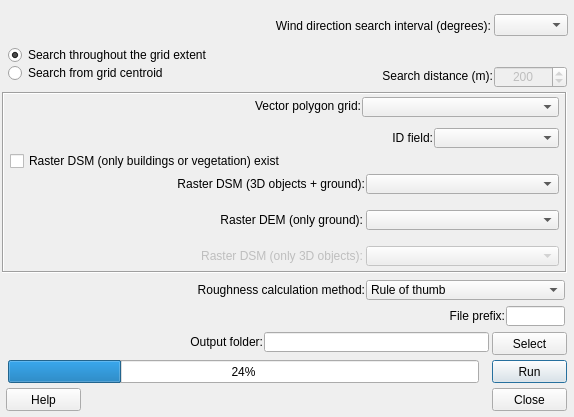
Before: the Qt Designer form ImageMorphParam/image_morph_param_dialog_base.ui in UMEP-dev/UMEP, drawn with Qt 5.
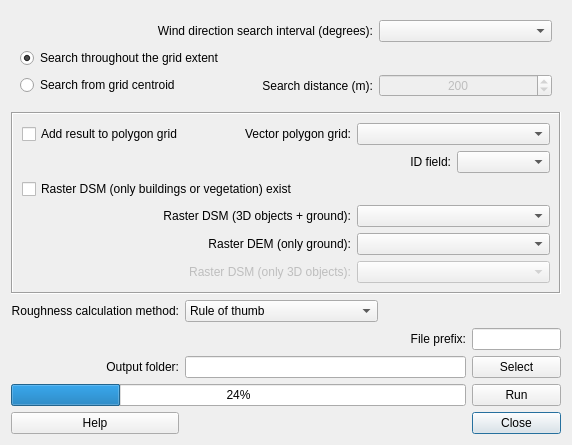
After: the same form once the commit is applied.

The edit to the form file:
```diff
--- a/ImageMorphParam/image_morph_param_dialog_base.ui
+++ b/ImageMorphParam/image_morph_param_dialog_base.ui
@@ -6,172 +6,62 @@
    <rect>
     <x>0</x>
     <y>0</y>
-    <width>574</width>
-    <height>417</height>
+    <width>572</width>
+    <height>426</height>
    </rect>
   </property>
   <property name="windowTitle">
    <string>Image Morphometric Parameters</string>
   </property>
-  <widget class="QProgressBar" name="progressBar">
-   <property name="geometry">
-    <rect>
-     <x>8</x>
-     <y>360</y>
-     <width>471</width>
-     <height>23</height>
-    </rect>
-   </property>
-   <property name="value">
-    <number>24</number>
-   </property>
-  </widget>
-  <widget class="QPushButton" name="runButton">
-   <property name="geometry">
-    <rect>
-     <x>492</x>
-     <y>360</y>
-     <width>75</width>
-     <height>23</height>
-    </rect>
-   </property>
-   <property name="text">
-    <string>Run</string>
-   </property>
-  </widget>
-  <widget class="QPushButton" name="closeButton">
-   <property name="enabled">
-    <bool>true</bool>
-   </property>
-   <property name="geometry">
-    <rect>
-     <x>492</x>
-     <y>388</y>
-     <width>75</width>
-     <height>23</height>
-    </rect>
-   </property>
-   <property name="text">
-    <string>Close</string>
-   </property>
-  </widget>
-  <widget class="QLineEdit" name="textOutput">
-   <property name="geometry">
-    <rect>
-     <x>264</x>
-     <y>332</y>
-     <width>225</width>
-     <height>20</height>
-    </rect>
-   </property>
-  </widget>
-  <widget class="QPushButton" name="pushButtonSave">
-   <property name="geometry">
-    <rect>
-     <x>492</x>
-     <y>332</y>
-     <width>75</width>
-     <height>23</height>
-    </rect>
-   </property>
-   <property name="text">
-    <string>Select</string>
-   </property>
-  </widget>
-  <widget class="QLabel" name="label_6">
-   <property name="geometry">
-    <rect>
-     <x>4</x>
-     <y>334</y>
-     <width>259</width>
-     <height>16</height>
-    </rect>
-   </property>
-   <property name="text">
-    <string>Output folder:</string>
-   </property>
-   <property name="alignment">
-    <set>Qt::AlignRight|Qt::AlignTrailing|Qt::AlignVCenter</set>
-   </property>
-  </widget>
+  <layout class="QGridLayout" name="gridLayout_2">
+   <item row="1" column="0" colspan="5">
   <widget class="QFrame" name="frame">
-   <property name="geometry">
-    <rect>
-     <x>2</x>
-     <y>92</y>
-     <width>565</width>
-     <height>181</height>
-    </rect>
-   </property>
    <property name="frameShape">
     <enum>QFrame::Box</enum>
    </property>
    <property name="frameShadow">
     <enum>QFrame::Sunken</enum>
    </property>
+     <layout class="QGridLayout" name="gridLayout_3">
+      <item row="2" column="0" colspan="3">
+       <widget class="QLabel" name="label_5">
+        <property name="text">
+         <string>ID field:</string>
+        </property>
+        <property name="alignment">
+         <set>Qt::AlignRight|Qt::AlignTrailing|Qt::AlignVCenter</set>
+        </property>
+       </widget>
+      </item>
+      <item row="2" column="3">
+       <widget class="QComboBox" name="comboBox_Field">
+        <property name="toolTip">
+         <string>Attribut ID should be a unique number or string for each polygon </string>
+        </property>
+       </widget>
+      </item>
+      <item row="3" column="0" colspan="4">
+       <widget class="QCheckBox" name="checkBoxOnlyBuilding">
+        <property name="text">
+         <string>Raster DSM (only buildings or vegetation) exist</string>
+        </property>
+       </widget>
+      </item>
+      <item row="4" column="2" colspan="2">
+       <widget class="QComboBox" name="comboBox_DSMbuildground"/>
+      </item>
+      <item row="5" column="2" colspan="2">
+       <widget class="QComboBox" name="comboBox_DEM"/>
+      </item>
+      <item row="6" column="2" colspan="2">
    <widget class="QComboBox" name="comboBox_DSMbuild">
     <property name="enabled">
      <bool>false</bool>
     </property>
-    <property name="geometry">
-     <rect>
-      <x>364</x>
-      <y>154</y>
-      <width>193</width>
-      <height>20</height>
-     </rect>
-    </property>
-   </widget>
-   <widget class="QLabel" name="label_3">
-    <property name="geometry">
-     <rect>
-      <x>8</x>
-      <y>120</y>
-      <width>353</width>
-      <height>16</height>
-     </rect>
-    </property>
-    <property name="text">
-     <string>Raster DEM (only ground):</string>
-    </property>
-    <property name="alignment">
-     <set>Qt::AlignRight|Qt::AlignTrailing|Qt::AlignVCenter</set>
-    </property>
-    <property name="buddy">
-     <cstring>comboBox_DEM</cstring>
-    </property>
-   </widget>
-   <widget class="QLabel" name="label_4">
-    <property name="enabled">
-     <bool>false</bool>
-    </property>
-    <property name="geometry">
-     <rect>
-      <x>8</x>
-      <y>156</y>
-      <width>353</width>
-      <height>16</height>
-     </rect>
-    </property>
-    <property name="text">
-     <string>Raster DSM (only 3D objects):</string>
-    </property>
-    <property name="alignment">
-     <set>Qt::AlignRight|Qt::AlignTrailing|Qt::AlignVCenter</set>
-    </property>
-    <property name="buddy">
-     <cstring>comboBox_DSMbuild</cstring>
-    </property>
-   </widget>
+       </widget>
+      </item>
+      <item row="0" column="2" colspan="2">
    <widget class="QComboBox" name="comboBox_Polygrid">
-    <property name="geometry">
-     <rect>
-      <x>360</x>
-      <y>5</y>
-      <width>197</width>
-      <height>20</height>
-     </rect>
-    </property>
     <property name="toolTip">
      <string>&lt;!DOCTYPE HTML PUBLIC &quot;-//W3C//DTD HTML 4.0//EN&quot; &quot;http://www.w3.org/TR/REC-html40/strict.dtd&quot;&gt;
 &lt;html&gt;&lt;head&gt;&lt;meta name=&quot;qrichtext&quot; content=&quot;1&quot; /&gt;&lt;style type=&quot;text/css&quot;&gt;
@@ -180,80 +70,9 @@
 &lt;p style=&quot; margin-top:0px; margin-bottom:0px; margin-left:0px; margin-right:0px; -qt-block-indent:0; text-indent:0px;&quot;&gt;&lt;span style=&quot; font-size:8pt;&quot;&gt;This Polygon layer could include one single or mutiple squares &lt;/span&gt;&lt;/p&gt;&lt;/body&gt;&lt;/html&gt;</string>
     </property>
    </widget>
-   <widget class="QComboBox" name="comboBox_DSMbuildground">
-    <property name="geometry">
-     <rect>
-      <x>364</x>
-      <y>82</y>
-      <width>193</width>
-      <height>20</height>
-     </rect>
-    </property>
-   </widget>
-   <widget class="QLabel" name="label_2">
-    <property name="geometry">
-     <rect>
-      <x>6</x>
-      <y>84</y>
-      <width>357</width>
-      <height>16</height>
-     </rect>
-    </property>
-    <property name="text">
-     <string>Raster DSM (3D objects + ground):</string>
-    </property>
-    <property name="alignment">
-     <set>Qt::AlignRight|Qt::AlignTrailing|Qt::AlignVCenter</set>
-    </property>
-    <property name="buddy">
-     <cstring>comboBox_DSMbuildground</cstring>
-    </property>
-   </widget>
-   <widget class="QComboBox" name="comboBox_Field">
-    <property name="geometry">
-     <rect>
-      <x>432</x>
-      <y>36</y>
-      <width>125</width>
-      <height>20</height>
-     </rect>
-    </property>
-    <property name="toolTip">
-     <string>Attribut ID should be a unique number or string for each polygon </string>
-    </property>
-   </widget>
-   <widget class="QComboBox" name="comboBox_DEM">
-    <property name="geometry">
-     <rect>
-      <x>364</x>
-      <y>118</y>
-      <width>193</width>
-      <height>20</height>
-     </rect>
-    </property>
-   </widget>
-   <widget class="QCheckBox" name="checkBoxOnlyBuilding">
-    <property name="geometry">
-     <rect>
-      <x>8</x>
-      <y>60</y>
-      <width>547</width>
-      <height>18</height>
-     </rect>
-    </property>
-    <property name="text">
-     <string>Raster DSM (only buildings or vegetation) exist</string>
-    </property>
-   </widget>
+      </item>
+      <item row="0" column="1">
    <widget class="QLabel" name="label">
-    <property name="geometry">
-     <rect>
-      <x>22</x>
-      <y>6</y>
-      <width>337</width>
-      <height>16</height>
-     </rect>
-    </property>
     <property name="text">
      <string>Vector polygon grid:</string>
     </property>
@@ -264,32 +83,70 @@
      <cstring>comboBox_Polygrid</cstring>
     </property>
    </widget>
-   <widget class="QLabel" name="label_5">
-    <property name="geometry">
-     <rect>
-      <x>184</x>
-      <y>38</y>
-      <width>247</width>
-      <height>16</height>
-     </rect>
-    </property>
+      </item>
+      <item row="0" column="0">
+       <widget class="QCheckBox" name="addResultToGrid">
+        <property name="text">
+         <string>Add result to polygon grid</string>
+        </property>
+       </widget>
+      </item>
+      <item row="5" column="1">
+       <widget class="QLabel" name="label_3">
     <property name="text">
-     <string>ID field:</string>
+         <string>Raster DEM (only ground):</string>
     </property>
     <property name="alignment">
      <set>Qt::AlignRight|Qt::AlignTrailing|Qt::AlignVCenter</set>
     </property>
-   </widget>
-  </widget>
+        <property name="buddy">
+         <cstring>comboBox_DEM</cstring>
+        </property>
+       </widget>
+      </item>
+      <item row="4" column="0" colspan="2">
+       <widget class="QLabel" name="label_2">
+        <property name="text">
+         <string>Raster DSM (3D objects + ground):</string>
+        </property>
+        <property name="alignment">
+         <set>Qt::AlignRight|Qt::AlignTrailing|Qt::AlignVCenter</set>
+        </property>
+        <property name="buddy">
+         <cstring>comboBox_DSMbuildground</cstring>
+        </property>
+       </widget>
+      </item>
+      <item row="6" column="1">
+       <widget class="QLabel" name="label_4">
+        <property name="enabled">
+         <bool>false</bool>
+        </property>
+        <property name="text">
+         <string>Raster DSM (only 3D objects):</string>
+        </property>
+        <property name="alignment">
+         <set>Qt::AlignRight|Qt::AlignTrailing|Qt::AlignVCenter</set>
+        </property>
+        <property name="buddy">
+         <cstring>comboBox_DSMbuild</cstring>
+        </property>
+       </widget>
+      </item>
+     </layout>
+    </widget>
+   </item>
+   <item row="0" column="0" colspan="5">
+    <widget class="QFrame" name="frame_2">
+     <property name="frameShape">
+      <enum>QFrame::NoFrame</enum>
+     </property>
+     <property name="frameShadow">
+      <enum>QFrame::Raised</enum>
+     </property>
+     <layout class="QGridLayout" name="gridLayout">
+      <item row="0" column="0" colspan="2">
   <widget class="QLabel" name="label_8">
-   <property name="geometry">
-    <rect>
-     <x>34</x>
-     <y>18</y>
-     <width>457</width>
-     <height>16</height>
-    </rect>
-   </property>
    <property name="text">
     <string>Wind direction search interval (degrees):</string>
    </property>
@@ -297,25 +154,29 @@
     <set>Qt::AlignRight|Qt::AlignTrailing|Qt::AlignVCenter</set>
    </property>
   </widget>
-  <widget class="QComboBox" name="degreeBox">
-   <property name="geometry">
-    <rect>
-     <x>494</x>
-     <y>14</y>
-     <width>74</width>
-     <height>22</height>
-    </rect>
-   </property>
-  </widget>
+      </item>
+      <item row="0" column="2">
+       <widget class="QComboBox" name="degreeBox"/>
+      </item>
+      <item row="1" column="0" colspan="2">
+       <widget class="QRadioButton" name="radioButtonExtent">
+        <property name="text">
+         <string>Search throughout the grid extent</string>
+        </property>
+        <property name="checked">
+         <bool>true</bool>
+        </property>
+       </widget>
+      </item>
+      <item row="2" column="0">
+       <widget class="QRadioButton" name="radioButtonCenter">
+        <property name="text">
+         <string>Search from grid centroid</string>
+        </property>
+       </widget>
+      </item>
+      <item row="2" column="1">
   <widget class="QLabel" name="label_7">
-   <property name="geometry">
-    <rect>
-     <x>306</x>
-     <y>68</y>
-     <width>187</width>
-     <height>16</height>
-    </rect>
-   </property>
    <property name="text">
     <string>Search distance (m):</string>
    </property>
@@ -323,18 +184,12 @@
     <set>Qt::AlignRight|Qt::AlignTrailing|Qt::AlignVCenter</set>
    </property>
   </widget>
+      </item>
+      <item row="2" column="2">
   <widget class="QSpinBox" name="spinBoxDistance">
    <property name="enabled">
     <bool>false</bool>
    </property>
-   <property name="geometry">
-    <rect>
-     <x>494</x>
-     <y>66</y>
-     <width>73</width>
-     <height>22</height>
-    </rect>
-   </property>
    <property name="alignment">
     <set>Qt::AlignCenter</set>
    </property>
@@ -354,86 +209,45 @@
     <number>200</number>
    </property>
   </widget>
-  <widget class="QRadioButton" name="radioButtonExtent">
-   <property name="geometry">
-    <rect>
-     <x>8</x>
-     <y>46</y>
-     <width>331</width>
-     <height>18</height>
-    </rect>
-   </property>
-   <property name="text">
-    <string>Search throughout the grid extent</string>
-   </property>
-   <property name="checked">
+      </item>
+     </layout>
+    </widget>
+   </item>
+   <item row="8" column="4">
+    <widget class="QPushButton" name="closeButton">
+     <property name="enabled">
     <bool>true</bool>
    </property>
-  </widget>
-  <widget class="QRadioButton" name="radioButtonCenter">
-   <property name="geometry">
-    <rect>
-     <x>8</x>
-     <y>64</y>
-     <width>291</width>
-     <height>18</height>
-    </rect>
-   </property>
    <property name="text">
-    <string>Search from grid centroid</string>
-   </property>
-  </widget>
+      <string>Close</string>
+     </property>
+    </widget>
+   </item>
+   <item row="8" column="0">
   <widget class="QPushButton" name="helpButton">
    <property name="enabled">
     <bool>true</bool>
    </property>
-   <property name="geometry">
-    <rect>
-     <x>6</x>
-     <y>388</y>
-     <width>75</width>
-     <height>23</height>
-    </rect>
-   </property>
    <property name="text">
     <string>Help</string>
    </property>
   </widget>
-  <widget class="QLabel" name="label_9">
-   <property name="geometry">
-    <rect>
-     <x>392</x>
-     <y>308</y>
-     <width>113</width>
-     <height>16</height>
-    </rect>
-   </property>
+   </item>
+   <item row="2" column="0">
+    <widget class="QLabel" name="label_10">
    <property name="text">
-    <string>File prefix:</string>
+      <string>Roughness calculation method:</string>
    </property>
    <property name="alignment">
     <set>Qt::AlignRight|Qt::AlignTrailing|Qt::AlignVCenter</set>
    </property>
-  </widget>
-  <widget class="QLineEdit" name="textOutput_prefix">
-   <property name="geometry">
-    <rect>
-     <x>506</x>
-     <y>306</y>
-     <width>59</width>
-     <height>20</height>
-    </rect>
-   </property>
-  </widget>
+     <property name="buddy">
+      <cstring>comboBox_DEM</cstring>
+     </property>
+    </widget>
+   </item>
+   <item row="2" column="1">
   <widget class="QComboBox" name="comboBox_Roughness">
-   <property name="geometry">
-    <rect>
-     <x>366</x>
-     <y>280</y>
-     <width>199</width>
-     <height>20</height>
-    </rect>
-   </property>
    <item>
     <property name="text">
      <string>Rule of thumb</string>
@@ -465,25 +279,68 @@
     </property>
    </item>
   </widget>
-  <widget class="QLabel" name="label_10">
-   <property name="geometry">
-    <rect>
-     <x>10</x>
-     <y>282</y>
-     <width>355</width>
-     <height>16</height>
-    </rect>
-   </property>
+   </item>
+   <item row="4" column="0">
+    <widget class="QLabel" name="label_6">
+     <property name="text">
+      <string>Output folder:</string>
+     </property>
+     <property name="alignment">
+      <set>Qt::AlignRight|Qt::AlignTrailing|Qt::AlignVCenter</set>
+     </property>
+    </widget>
+   </item>
+   <item row="4" column="1" colspan="3">
+    <widget class="QLineEdit" name="textOutput"/>
+   </item>
+   <item row="4" column="4">
+    <widget class="QPushButton" name="pushButtonSave">
    <property name="text">
-    <string>Roughness calculation method:</string>
-   </property>
+      <string>Select</string>
+     </property>
+    </widget>
+   </item>
+   <item row="6" column="4">
+    <widget class="QPushButton" name="runButton">
+     <property name="text">
+      <string>Run</string>
+     </property>
+    </widget>
+   </item>
+   <item row="3" column="4">
+    <widget class="QLineEdit" name="textOutput_prefix"/>
+   </item>
+   <item row="3" column="3">
+    <widget class="QLabel" name="label_9">
+     <property name="text">
+      <string>File prefix:</string>
+     </property>
    <property name="alignment">
     <set>Qt::AlignRight|Qt::AlignTrailing|Qt::AlignVCenter</set>
    </property>
-   <property name="buddy">
-    <cstring>comboBox_DEM</cstring>
-   </property>
-  </widget>
+    </widget>
+   </item>
+   <item row="3" column="2">
+    <spacer name="horizontalSpacer">
+     <property name="orientation">
+      <enum>Qt::Horizontal</enum>
+     </property>
+     <property name="sizeHint" stdset="0">
+      <size>
+       <width>40</width>
+       <height>20</height>
+      </size>
+     </property>
+    </spacer>
+   </item>
+   <item row="6" column="0" colspan="4">
+    <widget class="QProgressBar" name="progressBar">
+     <property name="value">
+      <number>24</number>
+     </property>
+    </widget>
+   </item>
+  </layout>
  </widget>
  <resources/>
  <connections>
```
Left out of the diff: 52 changed lines with no effect on the pictures. Lines whose indentation alone changed are shown as unchanged.
